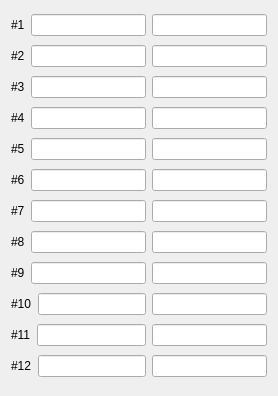
Above: ui/macro.ui from marker5a/EasyTerm before the change. Below: the same form after it.
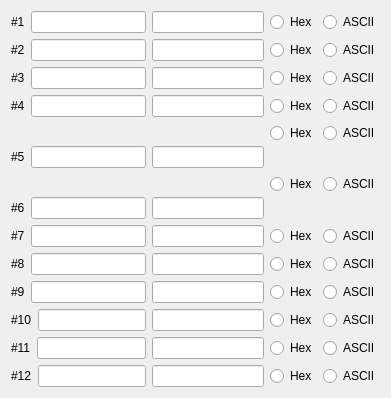
That is the form after the change.

Commit message: Added hex/ascii to the macro editor

Diff of the .ui file:
```diff
--- a/ui/macro.ui
+++ b/ui/macro.ui
@@ -6,18 +6,155 @@
    <rect>
     <x>0</x>
     <y>0</y>
-    <width>278</width>
-    <height>396</height>
+    <width>391</width>
+    <height>398</height>
    </rect>
   </property>
   <property name="windowTitle">
    <string>Macro Editor</string>
   </property>
   <layout class="QGridLayout" name="gridLayout">
+   <item row="0" column="0">
+    <layout class="QHBoxLayout" name="horizontalLayout">
+     <item>
+      <widget class="QLabel" name="label">
+       <property name="text">
+        <string>#1</string>
+       </property>
+      </widget>
+     </item>
+     <item>
+      <widget class="QLineEdit" name="macro_1_name"/>
+     </item>
+    </layout>
+   </item>
+   <item row="0" column="1">
+    <widget class="QLineEdit" name="macro_1_content"/>
+   </item>
+   <item row="0" column="2">
+    <layout class="QHBoxLayout" name="horizontalLayout_13">
+     <item>
+      <widget class="QRadioButton" name="macro_1_hex">
+       <property name="text">
+        <string>Hex</string>
+       </property>
+      </widget>
+     </item>
+     <item>
+      <widget class="QRadioButton" name="macro_1_ascii">
+       <property name="text">
+        <string>ASCII</string>
+       </property>
+      </widget>
+     </item>
+    </layout>
+   </item>
+   <item row="1" column="0">
+    <layout class="QHBoxLayout" name="horizontalLayout_2">
+     <item>
+      <widget class="QLabel" name="label_2">
+       <property name="text">
+        <string>#2</string>
+       </property>
+      </widget>
+     </item>
+     <item>
+      <widget class="QLineEdit" name="macro_2_name"/>
+     </item>
+    </layout>
+   </item>
+   <item row="1" column="1">
+    <widget class="QLineEdit" name="macro_2_content"/>
+   </item>
+   <item row="1" column="2">
+    <layout class="QHBoxLayout" name="horizontalLayout_14">
+     <item>
+      <widget class="QRadioButton" name="macro_2_hex">
+       <property name="text">
+        <string>Hex</string>
+       </property>
+      </widget>
+     </item>
+     <item>
+      <widget class="QRadioButton" name="macro_2_ascii">
+       <property name="text">
+        <string>ASCII</string>
+       </property>
+      </widget>
+     </item>
+    </layout>
+   </item>
+   <item row="2" column="0">
+    <layout class="QHBoxLayout" name="horizontalLayout_3">
+     <item>
+      <widget class="QLabel" name="label_3">
+       <property name="text">
+        <string>#3</string>
+       </property>
+      </widget>
+     </item>
+     <item>
+      <widget class="QLineEdit" name="macro_3_name"/>
+     </item>
+    </layout>
+   </item>
+   <item row="2" column="1">
+    <widget class="QLineEdit" name="macro_3_content"/>
+   </item>
+   <item row="2" column="2">
+    <layout class="QHBoxLayout" name="horizontalLayout_15">
+     <item>
+      <widget class="QRadioButton" name="macro_3_hex">
+       <property name="text">
+        <string>Hex</string>
+       </property>
+      </widget>
+     </item>
+     <item>
+      <widget class="QRadioButton" name="macro_3_ascii">
+       <property name="text">
+        <string>ASCII</string>
+       </property>
+      </widget>
+     </item>
+    </layout>
+   </item>
+   <item row="3" column="0">
+    <layout class="QHBoxLayout" name="horizontalLayout_4">
+     <item>
+      <widget class="QLabel" name="label_4">
+       <property name="text">
+        <string>#4</string>
+       </property>
+      </widget>
+     </item>
+     <item>
+      <widget class="QLineEdit" name="macro_4_name"/>
+     </item>
+    </layout>
+   </item>
    <item row="3" column="1">
     <widget class="QLineEdit" name="macro_4_content"/>
    </item>
-   <item row="4" column="0">
+   <item row="3" column="2">
+    <layout class="QHBoxLayout" name="horizontalLayout_16">
+     <item>
+      <widget class="QRadioButton" name="macro_4_hex">
+       <property name="text">
+        <string>Hex</string>
+       </property>
+      </widget>
+     </item>
+     <item>
+      <widget class="QRadioButton" name="macro_4_ascii">
+       <property name="text">
+        <string>ASCII</string>
+       </property>
+      </widget>
+     </item>
+    </layout>
+   </item>
+   <item row="4" column="0" rowspan="2">
     <layout class="QHBoxLayout" name="horizontalLayout_5">
      <item>
       <widget class="QLabel" name="label_5">
@@ -31,24 +168,46 @@
      </item>
     </layout>
    </item>
-   <item row="9" column="0">
-    <layout class="QHBoxLayout" name="horizontalLayout_11">
+   <item row="4" column="1" rowspan="2">
+    <widget class="QLineEdit" name="macro_5_content"/>
+   </item>
+   <item row="4" column="2">
+    <layout class="QHBoxLayout" name="horizontalLayout_17">
      <item>
-      <widget class="QLabel" name="label_10">
+      <widget class="QRadioButton" name="macro_5_hex">
        <property name="text">
-        <string>#10</string>
+        <string>Hex</string>
        </property>
       </widget>
      </item>
      <item>
-      <widget class="QLineEdit" name="macro_10_name"/>
+      <widget class="QRadioButton" name="macro_5_ascii">
+       <property name="text">
+        <string>ASCII</string>
+       </property>
+      </widget>
      </item>
     </layout>
    </item>
-   <item row="6" column="1">
-    <widget class="QLineEdit" name="macro_7_content"/>
+   <item row="5" column="2" rowspan="2">
+    <layout class="QHBoxLayout" name="horizontalLayout_18">
+     <item>
+      <widget class="QRadioButton" name="macro_6_hex">
+       <property name="text">
+        <string>Hex</string>
+       </property>
+      </widget>
+     </item>
+     <item>
+      <widget class="QRadioButton" name="macro_6_ascii">
+       <property name="text">
+        <string>ASCII</string>
+       </property>
+      </widget>
+     </item>
+    </layout>
    </item>
-   <item row="5" column="0">
+   <item row="6" column="0">
     <layout class="QHBoxLayout" name="horizontalLayout_7">
      <item>
       <widget class="QLabel" name="label_6">
@@ -62,10 +221,10 @@
      </item>
     </layout>
    </item>
-   <item row="5" column="1">
+   <item row="6" column="1">
     <widget class="QLineEdit" name="macro_6_content"/>
    </item>
-   <item row="6" column="0">
+   <item row="7" column="0">
     <layout class="QHBoxLayout" name="horizontalLayout_6">
      <item>
       <widget class="QLabel" name="label_7">
@@ -79,7 +238,28 @@
      </item>
     </layout>
    </item>
-   <item row="7" column="0">
+   <item row="7" column="1">
+    <widget class="QLineEdit" name="macro_7_content"/>
+   </item>
+   <item row="7" column="2">
+    <layout class="QHBoxLayout" name="horizontalLayout_19">
+     <item>
+      <widget class="QRadioButton" name="macro_7_hex">
+       <property name="text">
+        <string>Hex</string>
+       </property>
+      </widget>
+     </item>
+     <item>
+      <widget class="QRadioButton" name="macro_7_ascii">
+       <property name="text">
+        <string>ASCII</string>
+       </property>
+      </widget>
+     </item>
+    </layout>
+   </item>
+   <item row="8" column="0">
     <layout class="QHBoxLayout" name="horizontalLayout_8">
      <item>
       <widget class="QLabel" name="label_8">
@@ -93,10 +273,28 @@
      </item>
     </layout>
    </item>
-   <item row="7" column="1">
+   <item row="8" column="1">
     <widget class="QLineEdit" name="macro_8_content"/>
    </item>
-   <item row="8" column="0">
+   <item row="8" column="2">
+    <layout class="QHBoxLayout" name="horizontalLayout_20">
+     <item>
+      <widget class="QRadioButton" name="macro_8_hex">
+       <property name="text">
+        <string>Hex</string>
+       </property>
+      </widget>
+     </item>
+     <item>
+      <widget class="QRadioButton" name="macro_8_ascii">
+       <property name="text">
+        <string>ASCII</string>
+       </property>
+      </widget>
+     </item>
+    </layout>
+   </item>
+   <item row="9" column="0">
     <layout class="QHBoxLayout" name="horizontalLayout_9">
      <item>
       <widget class="QLabel" name="label_9">
@@ -110,81 +308,63 @@
      </item>
     </layout>
    </item>
-   <item row="8" column="1">
-    <widget class="QLineEdit" name="macro_9_content"/>
-   </item>
-   <item row="0" column="0">
-    <layout class="QHBoxLayout" name="horizontalLayout">
-     <item>
-      <widget class="QLabel" name="label">
-       <property name="text">
-        <string>#1</string>
-       </property>
-      </widget>
-     </item>
-     <item>
-      <widget class="QLineEdit" name="macro_1_name"/>
-     </item>
-    </layout>
-   </item>
-   <item row="0" column="1">
-    <widget class="QLineEdit" name="macro_1_content"/>
-   </item>
-   <item row="2" column="1">
-    <widget class="QLineEdit" name="macro_3_content"/>
-   </item>
-   <item row="1" column="1">
-    <widget class="QLineEdit" name="macro_2_content"/>
-   </item>
-   <item row="2" column="0">
-    <layout class="QHBoxLayout" name="horizontalLayout_3">
-     <item>
-      <widget class="QLabel" name="label_3">
-       <property name="text">
-        <string>#3</string>
-       </property>
-      </widget>
-     </item>
-     <item>
-      <widget class="QLineEdit" name="macro_3_name"/>
-     </item>
-    </layout>
-   </item>
-   <item row="4" column="1">
-    <widget class="QLineEdit" name="macro_5_content"/>
-   </item>
-   <item row="3" column="0">
-    <layout class="QHBoxLayout" name="horizontalLayout_4">
-     <item>
-      <widget class="QLabel" name="label_4">
-       <property name="text">
-        <string>#4</string>
-       </property>
-      </widget>
-     </item>
-     <item>
-      <widget class="QLineEdit" name="macro_4_name"/>
-     </item>
-    </layout>
-   </item>
-   <item row="1" column="0">
-    <layout class="QHBoxLayout" name="horizontalLayout_2">
-     <item>
-      <widget class="QLabel" name="label_2">
-       <property name="text">
-        <string>#2</string>
-       </property>
-      </widget>
-     </item>
-     <item>
-      <widget class="QLineEdit" name="macro_2_name"/>
-     </item>
-    </layout>
-   </item>
    <item row="9" column="1">
-    <widget class="QLineEdit" name="macro_10_content"/>
+    <widget class="QLineEdit" name="macro_9_content"/>
+   </item>
+   <item row="9" column="2">
+    <layout class="QHBoxLayout" name="horizontalLayout_21">
+     <item>
+      <widget class="QRadioButton" name="macro_9_hex">
+       <property name="text">
+        <string>Hex</string>
+       </property>
+      </widget>
+     </item>
+     <item>
+      <widget class="QRadioButton" name="macro_9_ascii">
+       <property name="text">
+        <string>ASCII</string>
+       </property>
+      </widget>
+     </item>
+    </layout>
    </item>
    <item row="10" column="0">
+    <layout class="QHBoxLayout" name="horizontalLayout_11">
+     <item>
+      <widget class="QLabel" name="label_10">
+       <property name="text">
+        <string>#10</string>
+       </property>
+      </widget>
+     </item>
+     <item>
+      <widget class="QLineEdit" name="macro_10_name"/>
+     </item>
+    </layout>
+   </item>
+   <item row="10" column="1">
+    <widget class="QLineEdit" name="macro_10_content"/>
+   </item>
+   <item row="10" column="2">
+    <layout class="QHBoxLayout" name="horizontalLayout_22">
+     <item>
+      <widget class="QRadioButton" name="macro_10_hex">
+       <property name="text">
+        <string>Hex</string>
+       </property>
+      </widget>
+     </item>
+     <item>
+      <widget class="QRadioButton" name="macro_10_ascii">
+       <property name="text">
+        <string>ASCII</string>
+       </property>
+      </widget>
+     </item>
+    </layout>
+   </item>
+   <item row="11" column="0">
     <layout class="QHBoxLayout" name="horizontalLayout_10">
      <item>
       <widget class="QLabel" name="label_11">
@@ -198,10 +378,28 @@
      </item>
     </layout>
    </item>
-   <item row="10" column="1">
+   <item row="11" column="1">
     <widget class="QLineEdit" name="macro_11_content"/>
    </item>
-   <item row="11" column="0">
+   <item row="11" column="2">
+    <layout class="QHBoxLayout" name="horizontalLayout_23">
+     <item>
+      <widget class="QRadioButton" name="macro_11_hex">
+       <property name="text">
+        <string>Hex</string>
+       </property>
+      </widget>
+     </item>
+     <item>
+      <widget class="QRadioButton" name="macro_11_ascii">
+       <property name="text">
+        <string>ASCII</string>
+       </property>
+      </widget>
+     </item>
+    </layout>
+   </item>
+   <item row="12" column="0">
     <layout class="QHBoxLayout" name="horizontalLayout_12">
      <item>
       <widget class="QLabel" name="label_12">
@@ -215,9 +413,27 @@
      </item>
     </layout>
    </item>
-   <item row="11" column="1">
+   <item row="12" column="1">
     <widget class="QLineEdit" name="macro_12_content"/>
    </item>
+   <item row="12" column="2">
+    <layout class="QHBoxLayout" name="horizontalLayout_24">
+     <item>
+      <widget class="QRadioButton" name="macro_12_hex">
+       <property name="text">
+        <string>Hex</string>
+       </property>
+      </widget>
+     </item>
+     <item>
+      <widget class="QRadioButton" name="macro_12_ascii">
+       <property name="text">
+        <string>ASCII</string>
+       </property>
+      </widget>
+     </item>
+    </layout>
+   </item>
   </layout>
  </widget>
  <tabstops>
```
Left out of the diff: 36 changed lines with no effect on the pictures.
